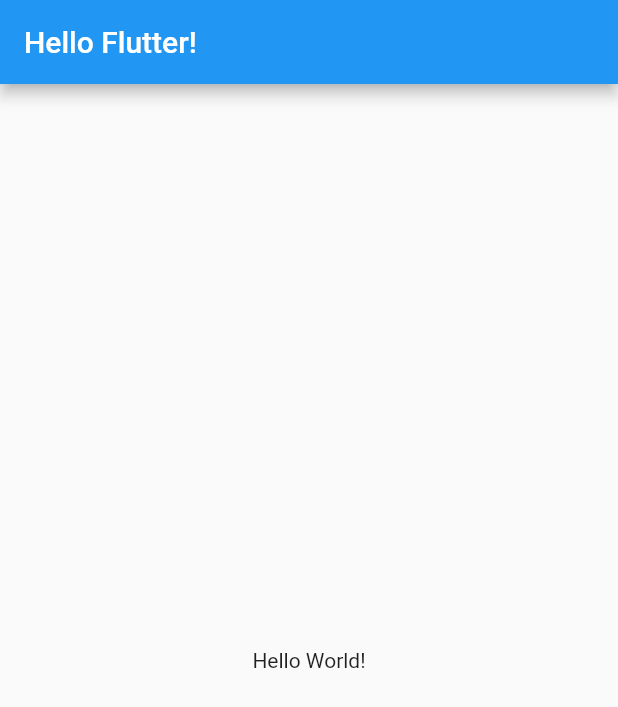
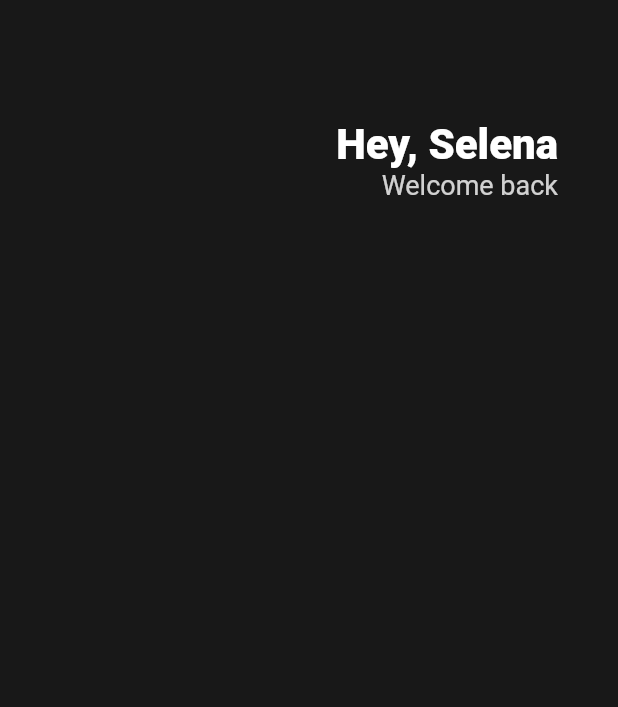
Before and after one commit to hadh93/flutter-toonflix, a Flutter app: the screen it shows after launch, on a phone screen of 412 x 824 dp. Shown: the top 707 px of the screen. Run offline on Flutter 3.47's test engine with Material 2 defaults, Android fonts, the phone set to English and light mode, and no system bars.

Commit message:
3.0 Header

```diff
--- a/lib/main.dart
+++ b/lib/main.dart
@@ -8,15 +8,44 @@ class App extends StatelessWidget {
   @override
   Widget build(BuildContext context) {
     return MaterialApp(
-      home: Scaffold(
-        appBar: AppBar(
-          title: Text('Hello Flutter!'),
-        ),
-        body: Center(
-          child: Text('Hello World!'),
+        home: Scaffold(
+      backgroundColor: Color(0xFF181818),
+      body: Padding(
+        padding: EdgeInsets.symmetric(horizontal: 40),
+        child: Column(
+          children: [
+            SizedBox(
+              height: 80,
+            ),
+            Row(
+              mainAxisAlignment: MainAxisAlignment.end,
+              children: [
+                Column(
+                  crossAxisAlignment: CrossAxisAlignment.end,
+                  children: [
+                    Text(
+                      'Hey, Selena',
+                      style: TextStyle(
+                        color: Colors.white,
+                        fontSize: 28,
+                        fontWeight: FontWeight.w800,
+                      ),
+                    ),
+                    Text(
+                      'Welcome back',
+                      style: TextStyle(
+                        fontSize: 18,
+                        color: Colors.white.withOpacity(.8),
+                      ),
+                    ),
+                  ],
+                ),
+              ],
+            ),
+          ],
         ),
       ),
-    );
+    ));
     // "root" of our app
     // option: material - Google/ cupertino - iOS
   }
```
